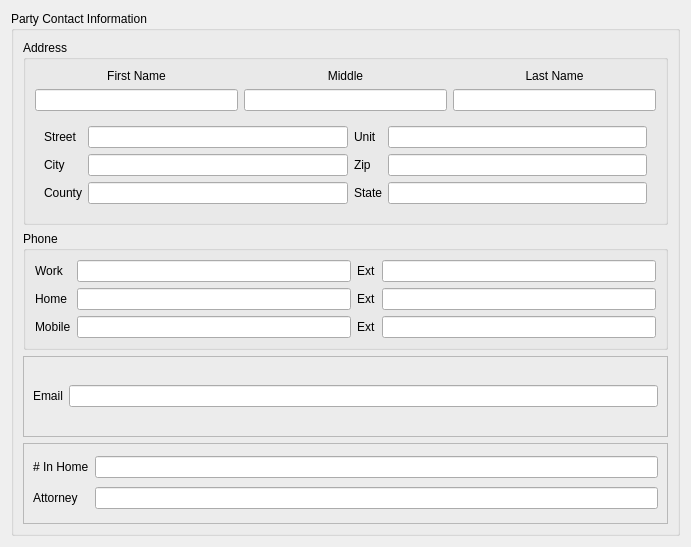
Old version of the form drc/gui/partydetailsform.ui in the repository lansdon/cpts483_drc.
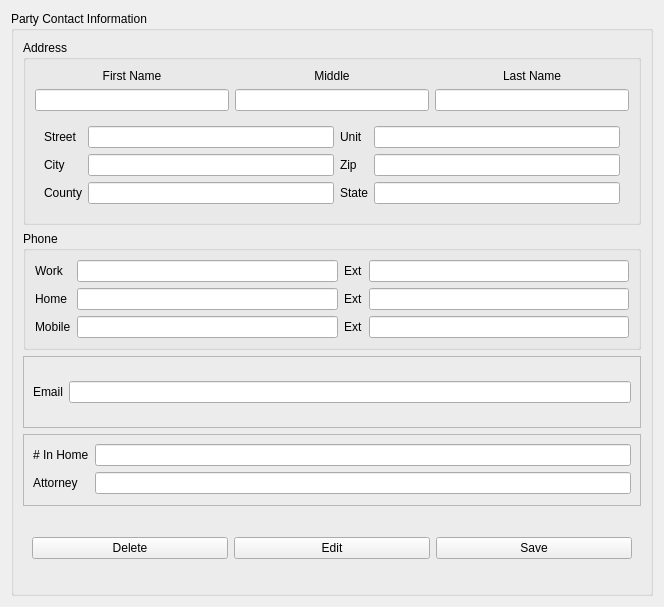
New version of the form.

Commit message: Party form can disable all fields unless in edit mode. Adds edit, delete, save buttons to the form. Mediator calls still need to be implemented.

```diff
--- a/drc/gui/partydetailsform.ui
+++ b/drc/gui/partydetailsform.ui
@@ -6,8 +6,8 @@
    <rect>
     <x>0</x>
     <y>0</y>
-    <width>691</width>
-    <height>547</height>
+    <width>664</width>
+    <height>607</height>
    </rect>
   </property>
   <property name="windowTitle">
@@ -257,6 +257,33 @@
         </layout>
        </widget>
       </item>
+      <item>
+       <widget class="QWidget" name="buttonContainer" native="true">
+        <layout class="QHBoxLayout" name="horizontalLayout">
+         <item>
+          <widget class="QPushButton" name="deleteButton">
+           <property name="text">
+            <string>Delete</string>
+           </property>
+          </widget>
+         </item>
+         <item>
+          <widget class="QPushButton" name="editButton">
+           <property name="text">
+            <string>Edit</string>
+           </property>
+          </widget>
+         </item>
+         <item>
+          <widget class="QPushButton" name="saveButton">
+           <property name="text">
+            <string>Save</string>
+           </property>
+          </widget>
+         </item>
+        </layout>
+       </widget>
+      </item>
      </layout>
     </widget>
    </item>
```
The commit also changes 3 other files.
